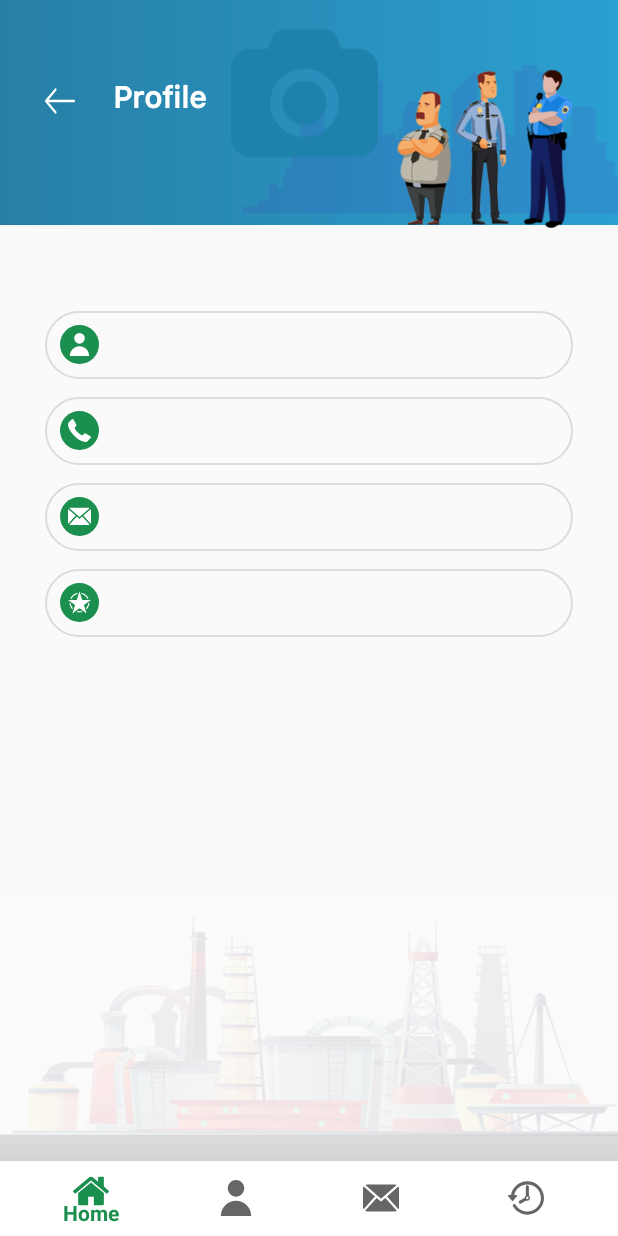
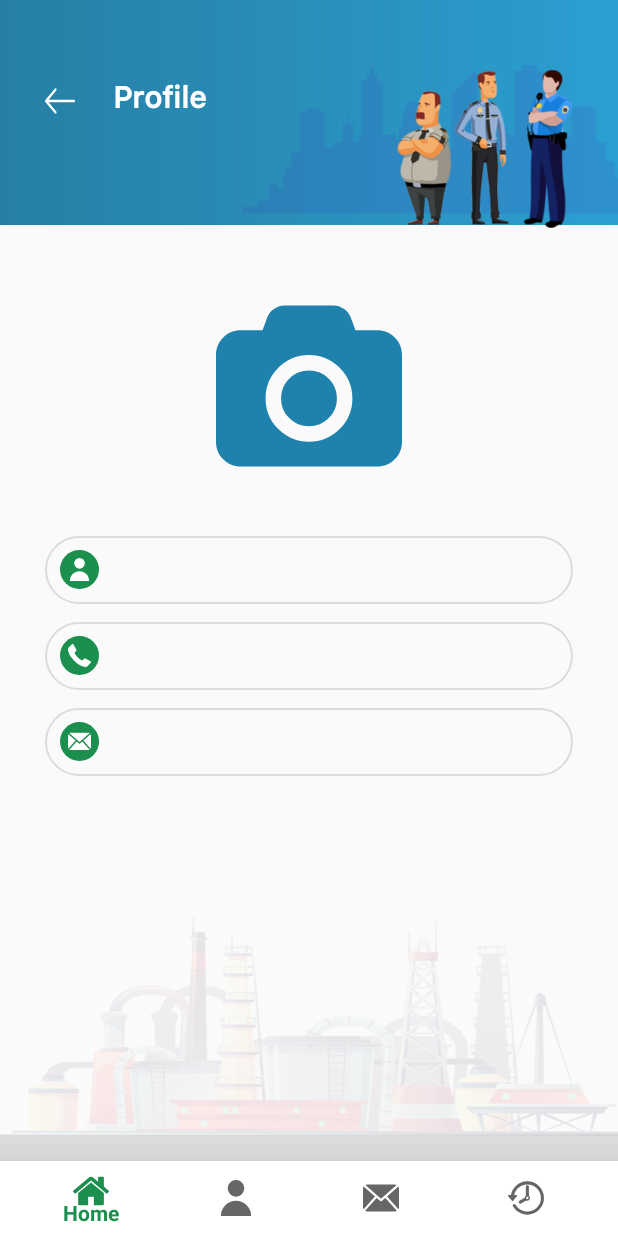
Before and after one commit to masakachristopher/patrol, an Android app: the fragment ProfileFragment placed in its activity, on a phone screen of 412 x 824 dp. Run offline under Robolectric (Android 15) with nearby library versions, the phone set to English and light mode, and no system bars; our stand-ins replace Picasso, Shimmer, Volley; libraries missing offline, so code that uses them is left out: com.crashlytics.android, io.fabric.sdk; network calls fail; pictures from the network do not load; Roboto replaces fonts that are not available here; 3 statements that could not run were skipped.

Commit message:
change profile position

```diff
--- a/app/src/main/res/layout/fragment_profile.xml
+++ b/app/src/main/res/layout/fragment_profile.xml
@@ -56,13 +56,13 @@
             shimmer:srcCompat="@drawable/guards" />
 
 
-        <ImageView
-            android:id="@+id/profile_photo"
-            android:layout_width="98dp"
-            android:layout_height="124dp"
-            android:layout_alignParentRight="true"
-            android:layout_marginRight="160dp"
-            shimmer:srcCompat="@drawable/ic_photo_camera" />
+<!--        <ImageView-->
+<!--            android:id="@+id/profile_photo"-->
+<!--            android:layout_width="98dp"-->
+<!--            android:layout_height="124dp"-->
+<!--            android:layout_alignParentRight="true"-->
+<!--            android:layout_marginRight="160dp"-->
+<!--            shimmer:srcCompat="@drawable/ic_photo_camera" />-->
 
         <ImageView
             android:layout_width="match_parent"
@@ -110,6 +110,24 @@
             android:layout_marginRight="30dp"
             android:orientation="vertical"
             android:visibility="visible">
+
+            <RelativeLayout
+                android:layout_width="match_parent"
+                android:layout_height="150dp"
+                >
+
+                <ImageView
+                    android:id="@+id/profile_photo"
+                    android:layout_width="match_parent"
+                    android:layout_height="124dp"
+                    android:layout_alignParentRight="true"
+                    android:layout_centerHorizontal="true"
+                    android:layout_marginRight="50dp"
+                    android:layout_marginLeft="50dp"
+                    shimmer:srcCompat="@drawable/ic_photo_camera" />
+
+            </RelativeLayout>
+
 
             <RelativeLayout
                 android:visibility="gone"
@@ -244,6 +262,7 @@
             </RelativeLayout>
 
             <RelativeLayout
+                android:visibility="gone"
                 android:layout_width="match_parent"
                 android:layout_height="45dp"
                 android:layout_marginTop="12dp"
```
